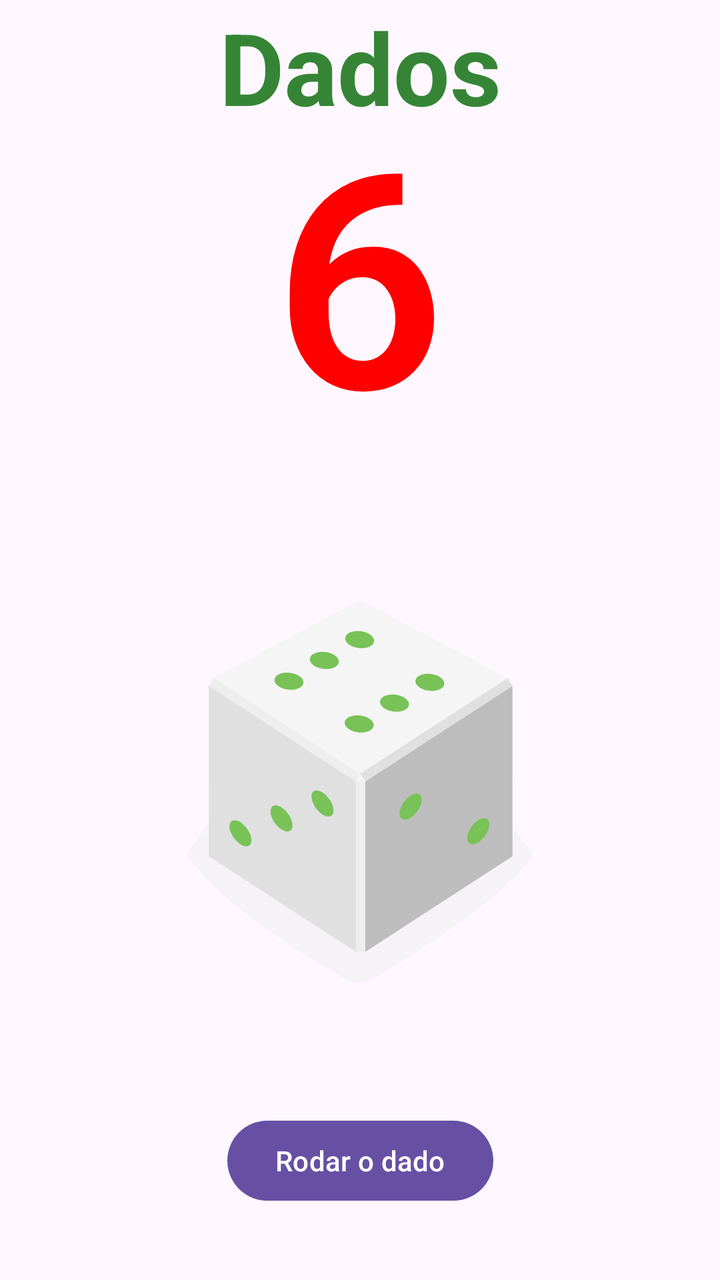
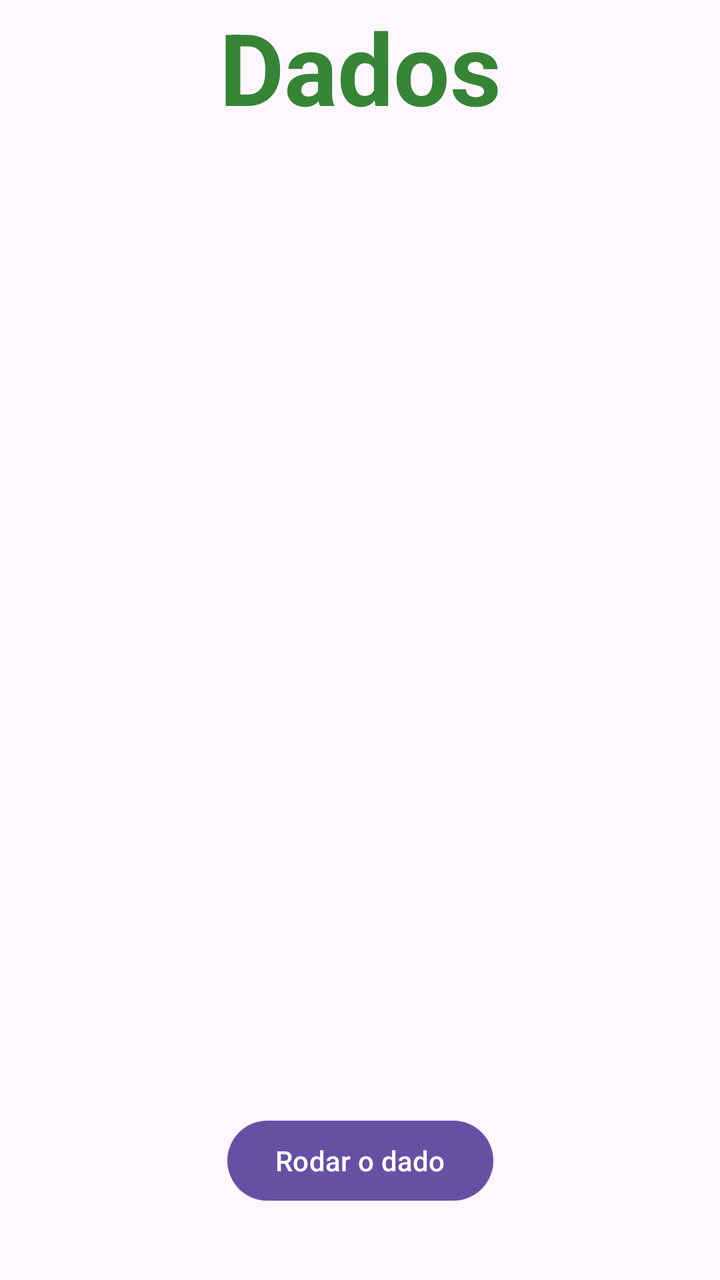

Compare the two renders of this Android layout. The source of the first and the diff that turns it into the second are given below.
<!-- AndroidManifest.xml: application theme Theme.Dados -->
<!-- res/layout/activity_main.xml -->
<?xml version="1.0" encoding="utf-8"?>
<androidx.constraintlayout.widget.ConstraintLayout xmlns:android="http://schemas.android.com/apk/res/android"
    xmlns:app="http://schemas.android.com/apk/res-auto"
    xmlns:tools="http://schemas.android.com/tools"
    android:id="@+id/main"
    android:layout_width="match_parent"
    android:layout_height="match_parent"
    tools:context=".MainActivity">

    <TextView
        android:text="@string/app_name"
  android:textSize="50sp"
        app:layout_constraintEnd_toEndOf="parent"
        app:layout_constraintStart_toStartOf="parent"
        app:layout_constraintTop_toTopOf="parent"
        style="@style/header_text" />

    <TextView
        android:id="@+id/dice_number"
        android:text="6"
        app:layout_constraintBottom_toTopOf="@id/dice_image"
        app:layout_constraintEnd_toEndOf="parent"
        app:layout_constraintStart_toStartOf="parent"
        app:layout_constraintTop_toTopOf="parent"
        style="@style/number_style" />


    <ImageView
        android:id="@+id/dice_image"
        android:layout_width="wrap_content"
        android:layout_height="wrap_content"
        app:layout_constraintBottom_toTopOf="@id/button"
        app:layout_constraintEnd_toEndOf="parent"
        app:layout_constraintStart_toStartOf="parent"
        app:layout_constraintTop_toBottomOf="@id/dice_number"
        app:srcCompat="@drawable/dice_6" />

    <Button
        android:id="@+id/button"
        android:layout_width="wrap_content"
        android:layout_height="wrap_content"
        android:text="@string/button_text"
        app:layout_constraintBottom_toBottomOf="parent"
        app:layout_constraintEnd_toEndOf="parent"
        app:layout_constraintStart_toStartOf="parent"
        app:layout_constraintTop_toBottomOf="@id/dice_image" />

</androidx.constraintlayout.widget.ConstraintLayout>
<!-- resources referenced by this layout -->
<resources>
  <!-- drawable dice_6: vector/xml drawable (drawable, 3307 chars, omitted) -->
  <string name="app_name">Dados</string>
  <string name="button_text">Rodar o dado</string>
  <style name="header_text">
          <item name="android:layout_width">wrap_content</item>
          <item name="android:layout_height">wrap_content</item>
          <item name="android:textSize">30sp</item>
          <item name="android:textColor">@color/green</item>
          <item name="android:textStyle">bold</item>
      </style>
  <style name="number_style">
          <item name="android:textStyle">bold</item>
          <item name="android:layout_width">wrap_content</item>
          <item name="android:layout_height">wrap_content</item>
          <item name="android:fontFamily">sans-serif-light</item>
          <item name="android:textColor">@color/red</item>
          <item name="android:textSize">150sp</item>
      </style>
  <style name="Theme.Dados" parent="Base.Theme.Dados" />
  <color name="green">#368536</color>
  <color name="red">#FFFF0000</color>
  <style name="Base.Theme.Dados" parent="Theme.Material3.DayNight.NoActionBar">
          
          
      </style>
</resources>

<!-- the commit's change to res/layout/activity_main.xml (unified diff, before → after) -->
@@ -17,7 +17,7 @@
 
     <TextView
         android:id="@+id/dice_number"
-        android:text="6"
+        android:text=""
         app:layout_constraintBottom_toTopOf="@id/dice_image"
         app:layout_constraintEnd_toEndOf="parent"
         app:layout_constraintStart_toStartOf="parent"
@@ -33,7 +33,7 @@
         app:layout_constraintEnd_toEndOf="parent"
         app:layout_constraintStart_toStartOf="parent"
         app:layout_constraintTop_toBottomOf="@id/dice_number"
-        app:srcCompat="@drawable/dice_6" />
+        app:srcCompat="@drawable/empty_dice" />
 
     <Button
         android:id="@+id/button"
<!-- resource entries referenced after the edit -->
@@ -1,6 +1,17 @@
 <!-- resources referenced by this layout -->
 <resources>
-  <!-- drawable dice_6: vector/xml drawable (drawable, 3307 chars, omitted) -->
+  <!-- drawable empty_dice (drawable) -->
+  <vector xmlns:android="http://schemas.android.com/apk/res/android"
+      android:width="200dp"
+      android:height="250dp"
+      android:viewportWidth="800"
+      android:viewportHeight="1000">
+  
+      <path
+          android:fillColor="#00000000"
+          android:pathData="M0,0l0,0z" />
+  
+  </vector>
   <string name="app_name">Dados</string>
   <string name="button_text">Rodar o dado</string>
   <style name="header_text">
